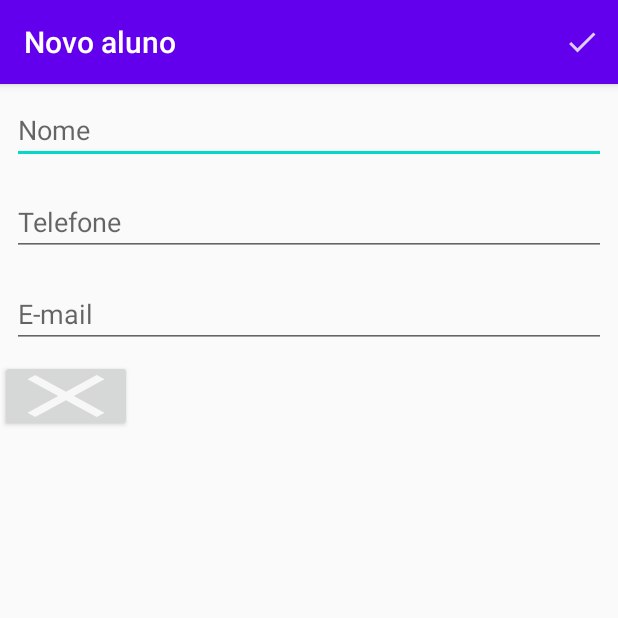
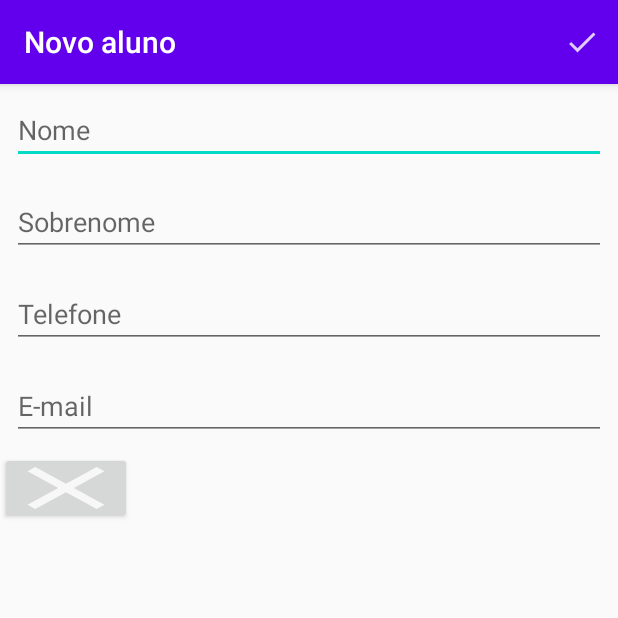
Before and after one commit to Lucasmaciiel/agenda-android, an Android app: the FormularioAlunoActivity screen opened directly, with no data from a screen before it, after a tap on "Salvar", on a phone screen of 412 x 824 dp, the top half of it. Run offline under Robolectric (Android 15) with nearby library versions, the phone set to English and light mode, and no system bars; our stand-ins replace Room's generated code.

Commit message:
Adicionando campo novo

```diff
--- a/app/src/main/java/br/com/lmg/dao/AlunoDAO.java
+++ b/app/src/main/java/br/com/lmg/dao/AlunoDAOExcluir.java
@@ -5,7 +5,7 @@ import java.util.List;
 
 import br.com.lmg.model.Aluno;
 
-public class AlunoDAO {
+public class AlunoDAOExcluir {
 
     private final static List<Aluno> alunos = new ArrayList<>();
     private static int contadorDeIds = 1;
--- a/app/src/main/java/br/com/lmg/dataBase/AgendaDataBase.java
+++ b/app/src/main/java/br/com/lmg/dataBase/AgendaDataBase.java
@@ -5,10 +5,10 @@ import android.content.Context;
 import androidx.room.Database;
 import androidx.room.Room;
 import androidx.room.RoomDatabase;
-import br.com.lmg.dataBase.dao.RoomAlunoDao;
+import br.com.lmg.dataBase.dao.AlunoDao;
 import br.com.lmg.model.Aluno;
 
-@Database(entities = { Aluno.class}, version = 1, exportSchema = false)
+@Database(entities = { Aluno.class}, version = 2, exportSchema = false)
 public abstract class AgendaDataBase  extends RoomDatabase {
 
     public static final String NOME_BANCO_DE_DADOS = "agenda.db";
@@ -19,5 +19,5 @@ public abstract class AgendaDataBase  extends RoomDatabase {
                 .build();
     }
 
-    public abstract RoomAlunoDao getRoomAlunoDao();
+    public abstract AlunoDao getRoomAlunoDao();
 }
--- a/app/src/main/java/br/com/lmg/dataBase/dao/RoomAlunoDao.java
+++ b/app/src/main/java/br/com/lmg/dataBase/dao/AlunoDao.java
@@ -10,7 +10,7 @@ import androidx.room.Update;
 import br.com.lmg.model.Aluno;
 
 @Dao
-public interface RoomAlunoDao {
+public interface AlunoDao {
 
     @Insert
     void salva(Aluno aluno);
--- a/app/src/main/java/br/com/lmg/ui/ListaAlunosView.java
+++ b/app/src/main/java/br/com/lmg/ui/ListaAlunosView.java
@@ -8,14 +8,14 @@ import android.widget.ListView;
 
 import androidx.annotation.NonNull;
 import br.com.lmg.dataBase.AgendaDataBase;
-import br.com.lmg.dataBase.dao.RoomAlunoDao;
+import br.com.lmg.dataBase.dao.AlunoDao;
 import br.com.lmg.model.Aluno;
 import br.com.lmg.ui.adapter.ListaAlunosAdapter;
 
 public class ListaAlunosView {
 
     private final ListaAlunosAdapter adapter;
-    private final RoomAlunoDao dao;
+    private final AlunoDao dao;
     private Context context;
 
     public ListaAlunosView(Context context) {
--- a/app/src/main/java/br/com/lmg/ui/activity/FormularioAlunoActivity.java
+++ b/app/src/main/java/br/com/lmg/ui/activity/FormularioAlunoActivity.java
@@ -12,7 +12,7 @@ import androidx.annotation.NonNull;
 import androidx.appcompat.app.AppCompatActivity;
 import br.com.lmg.R;
 import br.com.lmg.dataBase.AgendaDataBase;
-import br.com.lmg.dataBase.dao.RoomAlunoDao;
+import br.com.lmg.dataBase.dao.AlunoDao;
 import br.com.lmg.model.Aluno;
 
 import static br.com.lmg.ui.activity.ConstantesActivities.CHAVE_ALUNO;
@@ -23,10 +23,11 @@ public class FormularioAlunoActivity extends AppCompatActivity {
     private static final String TITULO_APPBAR_EDITA_ALUNO = "Edita aluno";
 
     private EditText campoNome;
+    private EditText campoSobreNome;
     private EditText campoTelefone;
     private EditText campoEmail;
     private Button botaoLimpar;
-    public RoomAlunoDao dao;
+    public AlunoDao dao;
     private Aluno aluno;
 
     @Override
@@ -45,8 +46,10 @@ public class FormularioAlunoActivity extends AppCompatActivity {
     public void configuraBotaoLimpar(){
         botaoLimpar.setOnClickListener(view -> {
             campoNome.setText("");
+            campoSobreNome.setText("");
             campoEmail.setText("");
             campoTelefone.setText("");
+
         });
     }
 
@@ -80,14 +83,15 @@ public class FormularioAlunoActivity extends AppCompatActivity {
 
     private void preencheCampos() {
         campoNome.setText(aluno.getNome());
+        campoSobreNome.setText(aluno.getSobrenome());
         campoTelefone.setText(aluno.getTelefone());
         campoEmail.setText(aluno.getEmail());
     }
 
 
     private void finalizaFormulario() {
-        if (campoNome.getText().toString().equals("") || campoTelefone.getText().toString().equals("")){
-            Toast.makeText(getApplicationContext(), "Preencha o campo Nome e Telefone", Toast.LENGTH_LONG).show();
+        if (campoNome.getText().toString().equals("")){
+            Toast.makeText(getApplicationContext(), "Campo (Nome) é obrigatório", Toast.LENGTH_LONG).show();
         } else {
             preencheAluno();
             if (aluno.temIdValido()) {
@@ -101,6 +105,7 @@ public class FormularioAlunoActivity extends AppCompatActivity {
 
     private void inicializacaoDosCampos() {
         campoNome = findViewById(R.id.activity_formulario_nome);
+        campoSobreNome = findViewById(R.id.activity_formulario_sobreNome);
         campoTelefone = findViewById(R.id.activity_formulario_telefone);
         campoEmail = findViewById(R.id.activity_formulario_email);
         botaoLimpar = findViewById(R.id.botao_limpar);
@@ -110,10 +115,12 @@ public class FormularioAlunoActivity extends AppCompatActivity {
 
     private void preencheAluno() {
         String nome = campoNome.getText().toString();
+        String sobreNome = campoSobreNome.getText().toString();
         String telefone = campoTelefone.getText().toString();
         String email = campoEmail.getText().toString();
 
         aluno.setNome(nome);
+        aluno.setSobrenome(sobreNome);
         aluno.setTelefone(telefone);
         aluno.setEmail(email);
     }
--- a/app/src/main/java/br/com/lmg/ui/adapter/ListaAlunosAdapter.java
+++ b/app/src/main/java/br/com/lmg/ui/adapter/ListaAlunosAdapter.java
@@ -48,7 +48,7 @@ public class ListaAlunosAdapter extends BaseAdapter {
 
     private void vincula(View view, Aluno aluno) {
         TextView nome = view.findViewById(R.id.item_aluno_nome);
-        nome.setText(aluno.getNome());
+        nome.setText(aluno.getNomeCompleto());
         TextView telefone = view.findViewById(R.id.item_aluno_telefone);
         telefone.setText(aluno.getTelefone());
     }
--- a/app/src/main/res/layout/activity_cadastro.xml
+++ b/app/src/main/res/layout/activity_cadastro.xml
@@ -15,6 +15,14 @@
         android:layout_margin="8dp"
         android:inputType="textCapWords"
         android:hint="@string/nome"
+        android:layout_height="wrap_content"
+        android:importantForAutofill="no" />
+
+    <EditText android:id="@+id/activity_formulario_sobreNome"
+        android:layout_width="match_parent"
+        android:layout_margin="8dp"
+        android:inputType="textCapWords"
+        android:hint="@string/sobrenome"
         android:layout_height="wrap_content"
         android:importantForAutofill="no" />
 
--- a/app/src/main/res/values/strings.xml
+++ b/app/src/main/res/values/strings.xml
@@ -5,4 +5,5 @@
     <string name="email">E-mail</string>
     <string name="salvar">Salvar</string>
     <string name="remover">Remover</string>
+    <string name="sobrenome">Sobrenome</string>
 </resources>
```
Also changed, not shown: app/src/main/java/br/com/lmg/model/Aluno.java (+16 -3 lines).
